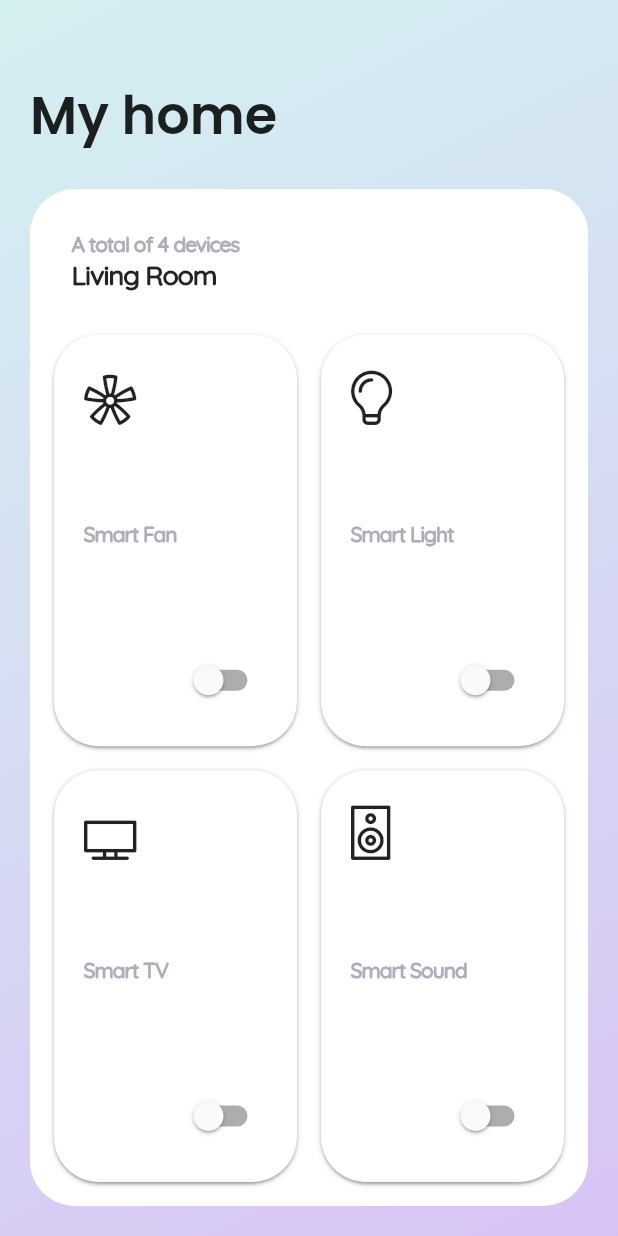
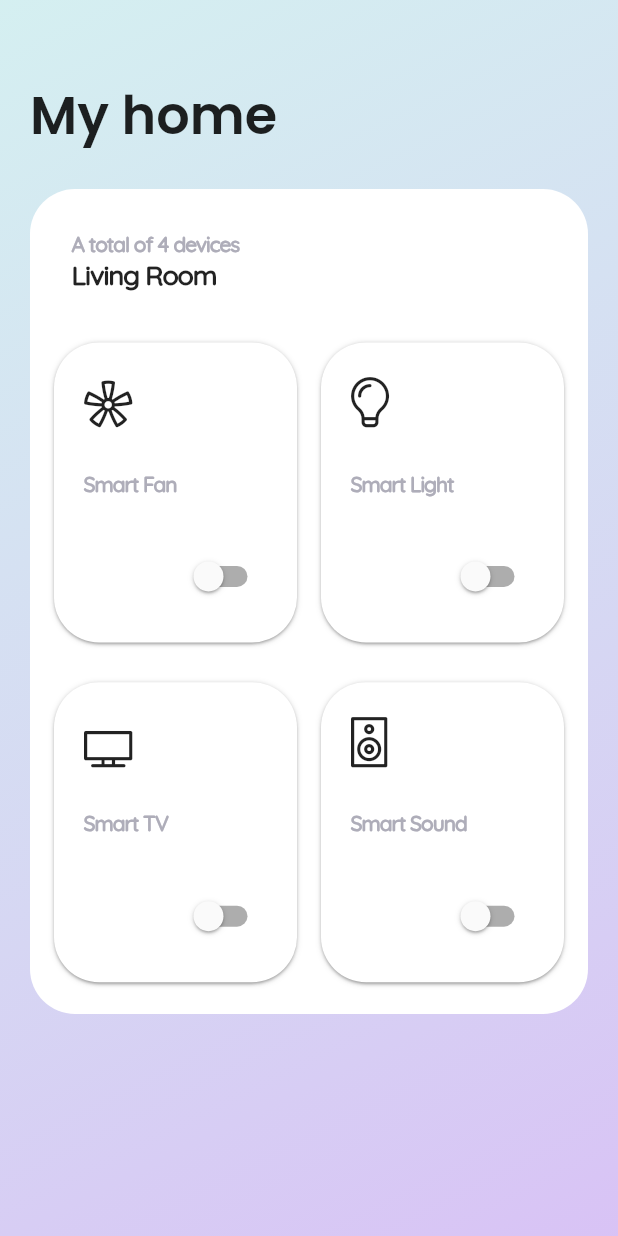
Before and after one commit to isaacmenchaca97/RPi_IoT, a Flutter app: the screen it shows after launch, on a phone screen of 412 x 824 dp. Run offline on Flutter 3.47's test engine with Material 2 defaults, Android fonts, the phone set to English and light mode, and no system bars; our stand-ins replace firebase_core, firebase_database; accounts and stored records are empty.

Commit message:
add ListView

```diff
--- a/lib/components/content_card.dart
+++ b/lib/components/content_card.dart
@@ -16,7 +16,7 @@ class ContentCard extends StatelessWidget {
         children: [
           Icon(
             iconGatget,
-            size: 40,
+            size: 37,
           ),
           // SizedBox(height: 20),
           Text(
--- a/lib/components/reusable_card.dart
+++ b/lib/components/reusable_card.dart
@@ -9,6 +9,7 @@ class ReusableCard extends StatelessWidget {
     return GestureDetector(
       onTap: onTap,
       child: Container(
+        height: 200,
         child: child,
         margin: EdgeInsets.fromLTRB(8, 0, 8, 16),
         decoration: BoxDecoration(
--- a/lib/screens/init_page.dart
+++ b/lib/screens/init_page.dart
@@ -32,8 +32,8 @@ class _InitPageState extends State<InitPage> {
           ),
         ),
         child: SafeArea(
-          child: Column(
-            crossAxisAlignment: CrossAxisAlignment.stretch,
+          child: ListView(
+            // crossAxisAlignment: CrossAxisAlignment.stretch,
             children: [
               SizedBox(
                 height: 27,
@@ -46,8 +46,8 @@ class _InitPageState extends State<InitPage> {
                   textAlign: TextAlign.start,
                 ),
               ),
-              Expanded(
-                child: Container(
+              Container(
+                height: 550,
                 padding: EdgeInsets.symmetric(horizontal: 8),
                 margin: EdgeInsets.fromLTRB(20, 0, 20, 20),
                 decoration: BoxDecoration(
@@ -185,7 +185,6 @@ class _InitPageState extends State<InitPage> {
                   ],
                 ),
               ),
-              ),
             ],
           ),
         ),
```
Lines whose indentation alone changed are shown as unchanged.
